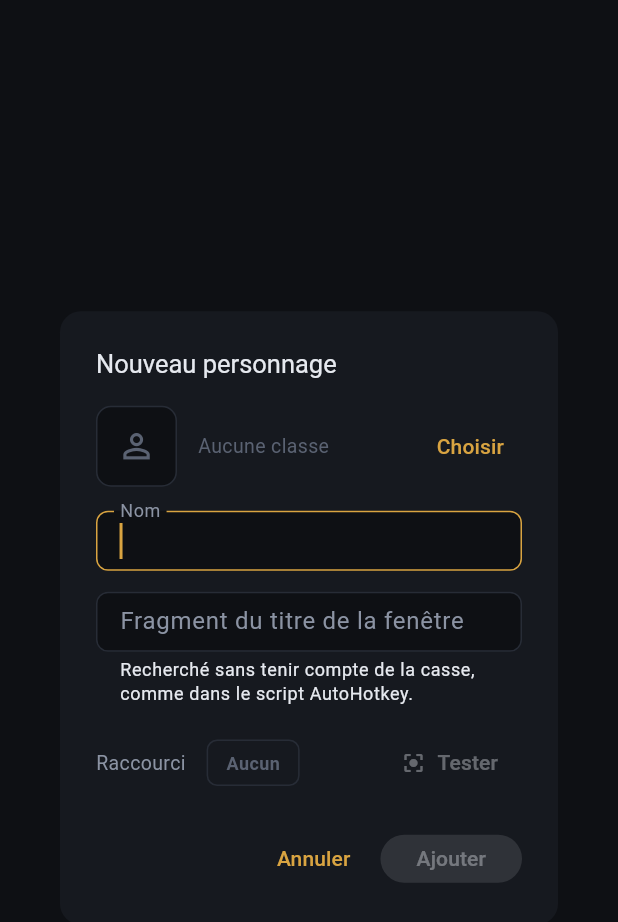
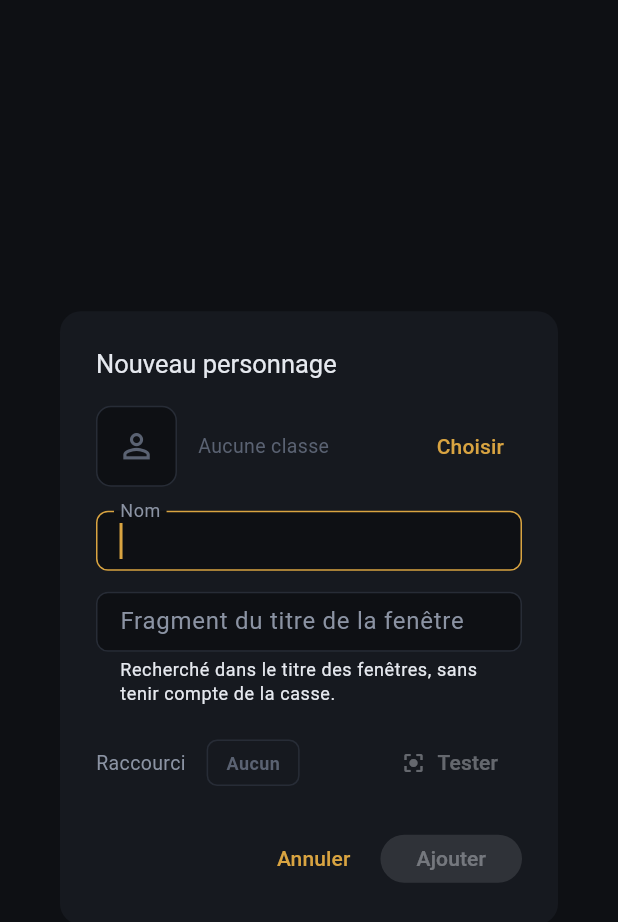
Before and after one commit to Faeeth/dofus_organizer, a Flutter app: the CharacterEditorDialog widget shown alone on an empty page, opened directly with empty values, on a phone screen of 412 x 824 dp. Shown: the top 922 px of the screen. Run offline on Flutter 3.47's test engine with Material 3 defaults, Android fonts, the phone set to English and light mode, and no system bars; missing offline and left inert: tray_manager, window_manager; Roboto replaces fonts that are missing (Segoe UI); statements that could not run were skipped.

Commit message:
docs: drop the AutoHotkey references from the interface and the readme
The organizer stands on its own; describing its behaviour by comparison to
the script it replaces belongs to neither the character editor nor the
documentation. The original script is removed from the repository, where it
served only as that reference.

Co-Authored-By: Claude Opus 5 (1M context) <noreply@anthropic.com>

```diff
--- a/lib/src/models/game_character.dart
+++ b/lib/src/models/game_character.dart
@@ -20,8 +20,7 @@ class GameCharacter {
   /// Display name, free form.
   final String name;
 
-  /// Substring searched in the window titles. Matching is case insensitive,
-  /// mirroring the AutoHotkey `SetTitleMatchMode(2)` behaviour.
+  /// Substring searched in the window titles. Matching is case insensitive.
   final String windowTitle;
 
   final Shortcut? shortcut;
--- a/lib/src/ui/widgets/character_editor_dialog.dart
+++ b/lib/src/ui/widgets/character_editor_dialog.dart
@@ -176,7 +176,8 @@ class _CharacterEditorDialogState extends State<CharacterEditorDialog> {
               decoration: const InputDecoration(
                 labelText: 'Fragment du titre de la fenêtre',
                 helperText:
-                    'Recherché sans tenir compte de la casse, comme dans le script AutoHotkey.',
+                    'Recherché dans le titre des fenêtres, sans tenir compte '
+                    'de la casse.',
                 helperMaxLines: 2,
               ),
               onChanged: (value) {
```
Also changed, not shown: 2 other files.
